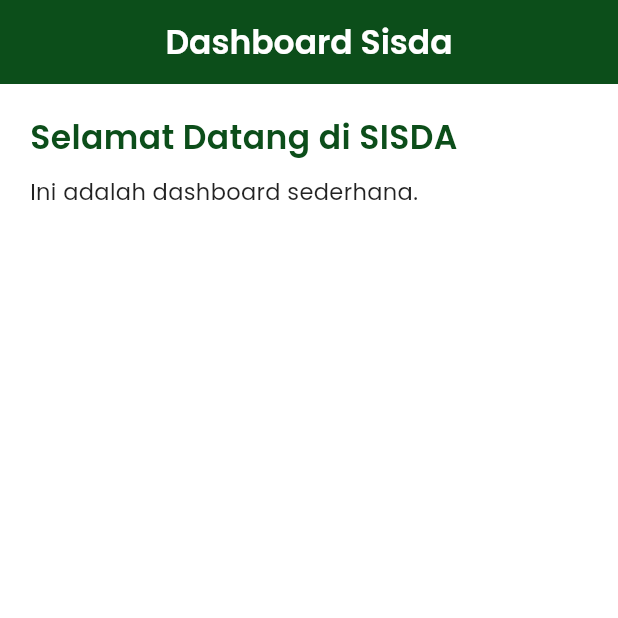
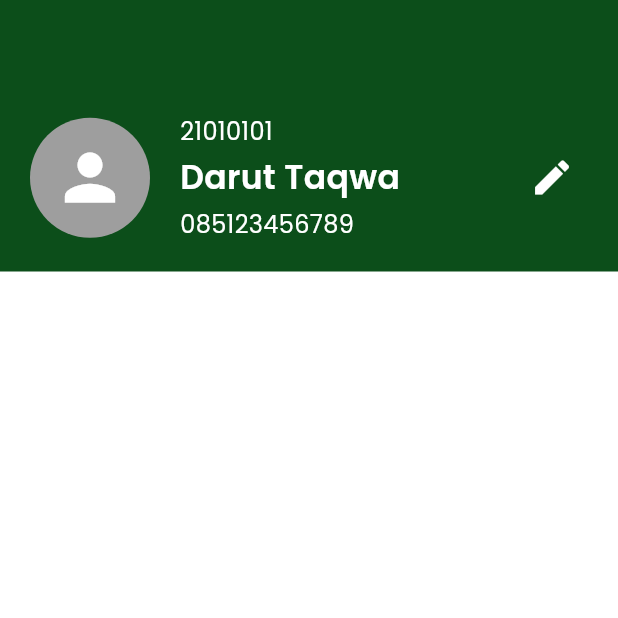
Before and after one commit to danavaaa/ngalah_mobile, a Flutter app: the SisdaDashboardScreen screen opened directly, on a phone screen of 412 x 824 dp, the top half of it. Run offline on Flutter 3.47's test engine with Material 3 defaults, Android fonts, the phone set to English and light mode, and no system bars; our stand-ins replace another_flushbar, dio, flutter_svg, shared_preferences; accounts and stored records are empty.

Commit message:
header dashboard sisda

```diff
--- a/lib/ui/screens/sisda_dashboard_screen.dart
+++ b/lib/ui/screens/sisda_dashboard_screen.dart
@@ -5,47 +5,71 @@
 
   @override
   Widget build(BuildContext context) {
-    // Dashboard Screen
-    final green = const Color(0xFF0C4E1A); // Define green color
+    final green = const Color(0xFF0C4E1A);
+
+    // Data Dummy profil
+    const String nis = "21010101";
+    const String namaSantri = "Darut Taqwa";
+    const String nomorWa = "085123456789";
 
     return Scaffold(
-      appBar: AppBar(
-        backgroundColor: green, // warna hijau
-        title: const Text(
-          // judul appbar
-          "Dashboard Sisda",
+      backgroundColor: Colors.white,
+      appBar: AppBar(backgroundColor: green),
+
+      body: Column(
+        children: [
+          // HEADER PROFIL SISDA
+          Container(
+            width: double.infinity,
+            padding: const EdgeInsets.all(20),
+            color: green,
+            child: Row(
+              crossAxisAlignment: CrossAxisAlignment.center,
+              children: [
+                // Foto profil dummy
+                const CircleAvatar(
+                  radius: 40,
+                  child: Icon(Icons.person, size: 50, color: Colors.white),
+                  backgroundColor: Colors.grey,
+                ),
+                const SizedBox(width: 20),
+
+                // Data Santri
+                Expanded(
+                  child: Column(
+                    crossAxisAlignment: CrossAxisAlignment.start,
+                    children: const [
+                      Text(
+                        nis,
+                        style: TextStyle(color: Colors.white, fontSize: 16),
+                      ),
+                      SizedBox(height: 4),
+                      Text(
+                        namaSantri,
                         style: TextStyle(
-            fontWeight: FontWeight.bold,
                           color: Colors.white,
-          ), // gaya teks
-        ),
-        centerTitle: true, // judul di tengah
-      ),
-      backgroundColor: Colors.white, // warna latar belakang putih
-      body: Padding(
-        padding: const EdgeInsets.all(20.0), // padding di sekitar konten
-        child: Column(
-          // kolom untuk menata widget secara vertikal
-          crossAxisAlignment: CrossAxisAlignment.start, // rata kiri
-          children: [
-            const Text(
-              // teks selamat datang
-              "Selamat Datang di SISDA ",
-              style: TextStyle(
                           fontSize: 22,
                           fontWeight: FontWeight.bold,
-                color: Color(0xFF0C4E1A),
                         ),
                       ),
-            const SizedBox(height: 10), // jarak vertikal
-            const Text(
-              // teks deskripsi
-              "Ini adalah dashboard sederhana.",
-              style: TextStyle(fontSize: 15, color: Colors.black87),
+                      SizedBox(height: 4),
+                      Text(
+                        nomorWa,
+                        style: TextStyle(color: Colors.white, fontSize: 16),
                       ),
-            const SizedBox(height: 30), // jarak vertikal
                     ],
                   ),
+                ),
+
+                // Icon Edit
+                IconButton(
+                  onPressed: () {},
+                  icon: const Icon(Icons.edit, color: Colors.white, size: 30),
+                ),
+              ],
+            ),
+          ),
+        ],
       ),
     );
   }
```
Lines whose indentation alone changed are shown as unchanged.
